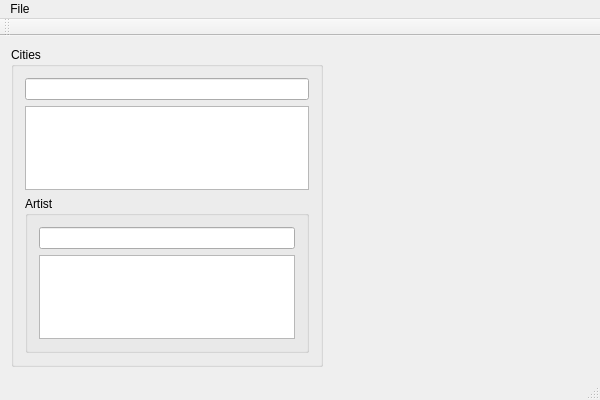
This is mainwindow.ui in flavio/rockmarble as Qt 5 draws it before an edit. The edited form follows.
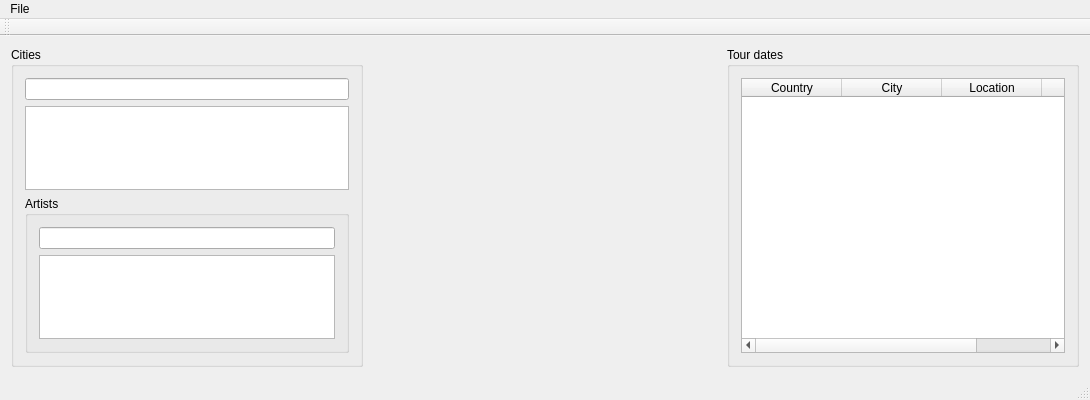
This is the edited form. Custom widgets are drawn as their Qt base class.

Diff of the .ui file:
```diff
--- a/mainwindow.ui
+++ b/mainwindow.ui
@@ -6,7 +6,7 @@
    <rect>
     <x>0</x>
     <y>0</y>
-    <width>600</width>
+    <width>1090</width>
     <height>400</height>
    </rect>
   </property>
@@ -14,7 +14,7 @@
    <string>MainWindow</string>
   </property>
   <widget class="QWidget" name="centralWidget">
-   <layout class="QVBoxLayout" name="verticalLayout_2">
+   <layout class="QVBoxLayout" name="verticalLayout_5">
     <item>
      <layout class="QHBoxLayout" name="horizontalLayout">
       <item>
@@ -34,14 +34,14 @@
            <item>
             <widget class="QGroupBox" name="groupBox_2">
              <property name="title">
-              <string>Artist</string>
+              <string>Artists</string>
              </property>
              <layout class="QVBoxLayout" name="verticalLayout_4">
               <item>
                <widget class="QLineEdit" name="artistEdit"/>
               </item>
               <item>
-               <widget class="QListView" name="artistList"/>
+               <widget class="QListWidget" name="artistList"/>
               </item>
              </layout>
             </widget>
@@ -67,6 +67,51 @@
         </property>
        </widget>
       </item>
+      <item>
+       <widget class="QGroupBox" name="groupBox_3">
+        <property name="title">
+         <string>Tour dates</string>
+        </property>
+        <layout class="QVBoxLayout" name="verticalLayout_2">
+         <item>
+          <widget class="QTableWidget" name="eventTable">
+           <property name="editTriggers">
+            <set>QAbstractItemView::NoEditTriggers</set>
+           </property>
+           <property name="dragDropOverwriteMode">
+            <bool>false</bool>
+           </property>
+           <property name="selectionMode">
+            <enum>QAbstractItemView::SingleSelection</enum>
+           </property>
+           <property name="selectionBehavior">
+            <enum>QAbstractItemView::SelectRows</enum>
+           </property>
+           <column>
+            <property name="text">
+             <string>Country</string>
+            </property>
+           </column>
+           <column>
+            <property name="text">
+             <string>City</string>
+            </property>
+           </column>
+           <column>
+            <property name="text">
+             <string>Location</string>
+            </property>
+           </column>
+           <column>
+            <property name="text">
+             <string>Date</string>
+            </property>
+           </column>
+          </widget>
+         </item>
+        </layout>
+       </widget>
+      </item>
      </layout>
     </item>
    </layout>
@@ -76,7 +121,7 @@
     <rect>
      <x>0</x>
      <y>0</y>
-     <width>600</width>
+     <width>1090</width>
      <height>26</height>
     </rect>
    </property>
```
